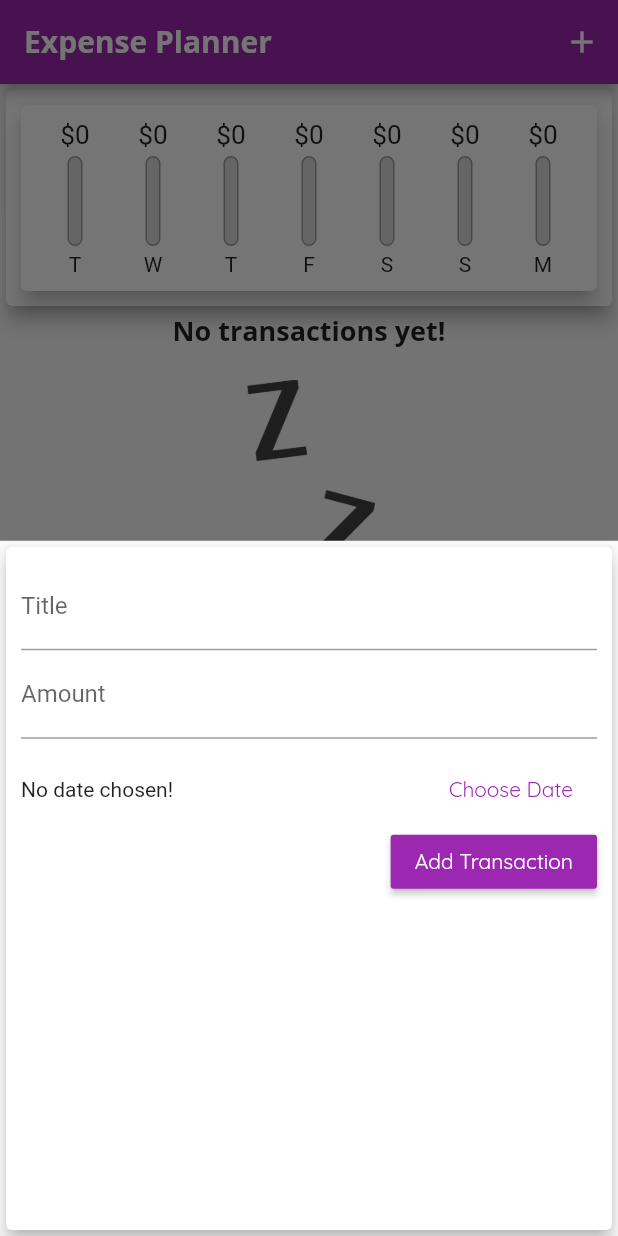
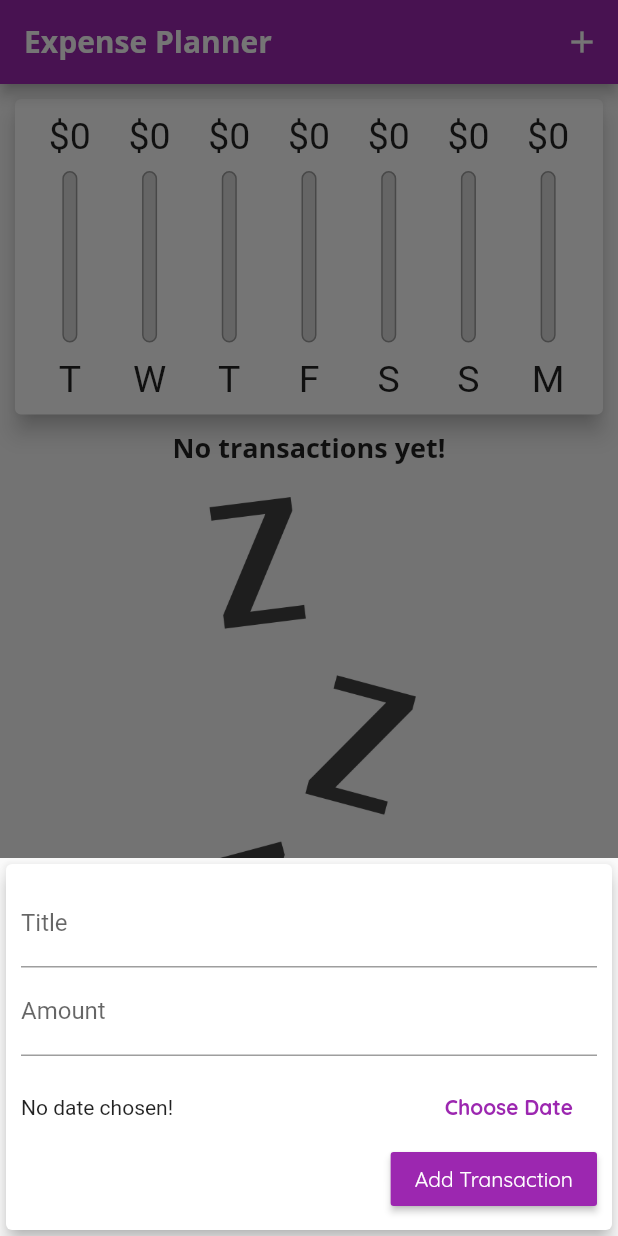
Before and after one commit to ngjunxiang/Expense_Planner_App, a Flutter app: the screen it shows after launch, after a tap on the "add" icon, on a phone screen of 412 x 824 dp. Run offline on Flutter 3.47's test engine with Material 2 defaults, Android fonts, the phone set to English and light mode, and no system bars.

Commit message:
Implemented adaptive widgets

```diff
--- a/lib/main.dart
+++ b/lib/main.dart
@@ -1,11 +1,21 @@
+import 'dart:io';
+
+import 'package:flutter/cupertino.dart';
 import 'package:flutter/material.dart';
+//import 'package:flutter/services.dart';
 
 import './widgets/transaction_list.dart';
 import './widgets/new_transaction.dart';
 import './widgets/chart.dart';
 import './models/transaction.dart';
 
-void main() => runApp(ExpensePlannerApp());
+void main() {
+//  SystemChrome.setPreferredOrientations([
+//    DeviceOrientation.portraitUp,
+//    DeviceOrientation.portraitDown,
+//  ]);
+  runApp(ExpensePlannerApp());
+}
 
 class ExpensePlannerApp extends StatelessWidget {
   @override
@@ -47,20 +57,8 @@ class HomePage extends StatefulWidget {
 }
 
 class _HomePageState extends State<HomePage> {
-  final List<Transaction> _userTransactionsList = [
-//    Transaction(
-//      id: 't1',
-//      title: 'New shoes',
-//      amount: 52.99,
-//      date: DateTime.now(),
-//    ),
-//    Transaction(
-//      id: 't2',
-//      title: 'Groceries',
-//      amount: 31.11,
-//      date: DateTime.now(),
-//    ),
-  ];
+  final List<Transaction> _userTransactionsList = [];
+  bool _showChart = false;
 
   void _addNewTransaction(String transactionTitle, double transactionAmount,
       DateTime selectedDate) {
@@ -106,8 +104,24 @@ class _HomePageState extends State<HomePage> {
 
   @override
   Widget build(BuildContext context) {
-    return Scaffold(
-      appBar: AppBar(
+    final mediaQuery = MediaQuery.of(context);
+    final isLandscape = mediaQuery.orientation == Orientation.landscape;
+    final PreferredSizeWidget appBar = Platform.isIOS
+        ? CupertinoNavigationBar(
+            middle: Text(
+              'Expense Planner',
+            ),
+            trailing: Row(
+              mainAxisSize: MainAxisSize.min,
+              children: <Widget>[
+                GestureDetector(
+                  child: Icon(CupertinoIcons.add),
+                  onTap: () => _startAddNewTransaction(context),
+                )
+              ],
+            ),
+          )
+        : AppBar(
             title: Text(
               'Expense Planner',
             ),
@@ -117,25 +131,77 @@ class _HomePageState extends State<HomePage> {
                 onPressed: () => _startAddNewTransaction(context),
               )
             ],
-      ),
-      body: SingleChildScrollView(
+          );
+    final transactionListWidget = Container(
+      height: (mediaQuery.size.height -
+              appBar.preferredSize.height -
+              mediaQuery.padding.top) *
+          0.7,
+      child: TransactionList(_userTransactionsList, _deleteTransaction),
+    );
+
+    final pageBody = SafeArea(
+      child: SingleChildScrollView(
         child: Column(
 //        mainAxisAlignment: MainAxisAlignment.spaceAround,
           crossAxisAlignment: CrossAxisAlignment.stretch,
           children: <Widget>[
-            Card(
-              child: Container(
-                width: double.infinity,
+            if (isLandscape)
+              Row(
+                mainAxisAlignment: MainAxisAlignment.center,
+                children: <Widget>[
+                  Text(
+                    'Show Chart',
+                    style: Theme.of(context).textTheme.title,
+                  ),
+                  Switch.adaptive(
+                    activeColor: Theme.of(context).accentColor,
+                    value: _showChart,
+                    onChanged: (val) {
+                      setState(() {
+                        _showChart = val;
+                      });
+                    },
+                  ),
+                ],
+              ),
+            if (!isLandscape)
+              Container(
+                height: (mediaQuery.size.height -
+                        appBar.preferredSize.height -
+                        mediaQuery.padding.top) *
+                    0.3,
                 child: Chart(_recentTransactions),
               ),
-              elevation: 5,
-            ),
-            TransactionList(_userTransactionsList, _deleteTransaction),
+            if (!isLandscape) transactionListWidget,
+            if (isLandscape)
+              _showChart
+                  ? Container(
+                      height: (mediaQuery.size.height -
+                              appBar.preferredSize.height -
+                              mediaQuery.padding.top) *
+                          0.7,
+                      child: Chart(_recentTransactions),
+                    )
+                  : transactionListWidget
           ],
         ),
       ),
-      floatingActionButtonLocation: FloatingActionButtonLocation.centerFloat,
-      floatingActionButton: FloatingActionButton(
+    );
+
+    return Platform.isIOS
+        ? CupertinoPageScaffold(
+            child: pageBody,
+            navigationBar: appBar,
+          )
+        : Scaffold(
+            appBar: appBar,
+            body: pageBody,
+            floatingActionButtonLocation:
+                FloatingActionButtonLocation.centerFloat,
+            floatingActionButton: Platform.isIOS
+                ? Container()
+                : FloatingActionButton(
                     child: Icon(Icons.add),
                     onPressed: () => _startAddNewTransaction(context),
                   ),
--- /dev/null
+++ b/lib/widgets/adaptive_flat_button.dart
@@ -0,0 +1,31 @@
+import 'dart:io';
+
+import 'package:flutter/cupertino.dart';
+import 'package:flutter/material.dart';
+
+class AdaptiveFlatButton extends StatelessWidget {
+  final String text;
+  final Function handler;
+
+  AdaptiveFlatButton(this.text, this.handler);
+
+  @override
+  Widget build(BuildContext context) {
+    return Platform.isIOS
+        ? CupertinoButton(
+            child: Text(
+              'Choose Date',
+              style: TextStyle(fontWeight: FontWeight.bold),
+            ),
+            onPressed: handler,
+          )
+        : FlatButton(
+            textColor: Theme.of(context).primaryColor,
+            child: Text(
+              'Choose Date',
+              style: TextStyle(fontWeight: FontWeight.bold),
+            ),
+            onPressed: handler,
+          );
+  }
+}
--- a/lib/widgets/chart_bar.dart
+++ b/lib/widgets/chart_bar.dart
@@ -9,19 +9,21 @@ class ChartBar extends StatelessWidget {
 
   @override
   Widget build(BuildContext context) {
+    return LayoutBuilder(
+      builder: (ctx, constraints) {
         return Column(
           children: <Widget>[
             Container(
-          height: 20,
+              height: constraints.maxHeight * 0.15,
               child: FittedBox(
                 child: Text('\$${spendingAmount.toStringAsFixed(0)}'),
               ),
             ),
             SizedBox(
-          height: 4,
+              height: constraints.maxHeight * 0.05,
             ),
             Container(
-          height: 60,
+              height: constraints.maxHeight * 0.6,
               width: 10,
               child: Stack(
                 children: <Widget>[
@@ -45,10 +47,17 @@ class ChartBar extends StatelessWidget {
               ),
             ),
             SizedBox(
-          height: 4,
+              height: constraints.maxHeight * 0.05,
             ),
-        Text(label),
+            Container(
+              height: constraints.maxHeight * 0.15,
+              child: FittedBox(
+                child: Text(label),
+              ),
+            ),
           ],
+        );
+      },
     );
   }
 }
--- a/lib/widgets/new_transaction.dart
+++ b/lib/widgets/new_transaction.dart
@@ -1,5 +1,8 @@
+import 'package:flutter/cupertino.dart';
 import 'package:flutter/material.dart';
 import 'package:intl/intl.dart';
+
+import './adaptive_flat_button.dart';
 
 class NewTransaction extends StatefulWidget {
   final Function addTransactionHandler;
@@ -27,11 +30,7 @@ class _NewTransactionState extends State<NewTransaction> {
       return;
     }
 
-    widget.addTransactionHandler(
-      inputTitle,
-      inputAmount,
-      _selectedDate
-    );
+    widget.addTransactionHandler(inputTitle, inputAmount, _selectedDate);
 
     Navigator.of(context).pop();
   }
@@ -54,10 +53,16 @@ class _NewTransactionState extends State<NewTransaction> {
 
   @override
   Widget build(BuildContext context) {
-    return Card(
+    return SingleChildScrollView(
+      child: Card(
         elevation: 5,
         child: Container(
-        padding: EdgeInsets.all(10),
+          padding: EdgeInsets.only(
+            top: 10,
+            left: 10,
+            right: 10,
+            bottom: MediaQuery.of(context).viewInsets.bottom + 10,
+          ),
           child: Column(
             crossAxisAlignment: CrossAxisAlignment.end,
             children: <Widget>[
@@ -81,11 +86,7 @@ class _NewTransactionState extends State<NewTransaction> {
                           ? 'No date chosen!'
                           : 'Selected Date: ${DateFormat.yMd().format(_selectedDate)}'),
                     ),
-                  FlatButton(
-                    textColor: Theme.of(context).primaryColor,
-                    child: Text('Choose Date'),
-                    onPressed: _showDatePicker,
-                  ),
+                    AdaptiveFlatButton('Choose Date', _showDatePicker),
                   ],
                 ),
               ),
@@ -98,6 +99,7 @@ class _NewTransactionState extends State<NewTransaction> {
             ],
           ),
         ),
+      ),
     );
   }
 }
--- a/lib/widgets/transaction_list.dart
+++ b/lib/widgets/transaction_list.dart
@@ -11,10 +11,10 @@ class TransactionList extends StatelessWidget {
 
   @override
   Widget build(BuildContext context) {
-    return Container(
-      height: 450,
-      child: transactionsList.isEmpty
-          ? Column(
+    return transactionsList.isEmpty
+        ? LayoutBuilder(
+            builder: (ctx, constraints) {
+              return Column(
                 children: <Widget>[
                   Text(
                     'No transactions yet!',
@@ -24,13 +24,15 @@ class TransactionList extends StatelessWidget {
                     height: 20,
                   ),
                   Container(
-                  height: 200,
+                    height: constraints.maxHeight * 0.6,
                     child: Image.asset(
                       'assets/images/waiting.png',
                       fit: BoxFit.cover,
                     ),
                   ),
                 ],
+              );
+            },
           )
         : ListView.builder(
             itemBuilder: (ctx, index) {
@@ -58,10 +60,19 @@ class TransactionList extends StatelessWidget {
                   subtitle: Text(
                     DateFormat.yMMMd().format(transactionsList[index].date),
                   ),
-                    trailing: IconButton(
+                  trailing: MediaQuery.of(context).size.width > 460
+                      ? FlatButton.icon(
+                          label: Text('Delete'),
+                          icon: Icon(Icons.delete),
+                          textColor: Theme.of(context).errorColor,
+                          onPressed: () =>
+                              deleteHandler(transactionsList[index].id),
+                        )
+                      : IconButton(
                           icon: Icon(Icons.delete),
                           color: Theme.of(context).errorColor,
-                      onPressed: () => deleteHandler(transactionsList[index].id),
+                          onPressed: () =>
+                              deleteHandler(transactionsList[index].id),
                         ),
                 ),
               );
@@ -110,7 +121,6 @@ class TransactionList extends StatelessWidget {
 //                );
             },
             itemCount: transactionsList.length,
-            ),
           );
   }
 }
--- a/pubspec.yaml
+++ b/pubspec.yaml
@@ -14,7 +14,7 @@ description: A new Flutter project.
 version: 1.0.0+1
 
 environment:
-  sdk: ">=2.1.0 <3.0.0"
+  sdk: ">=2.2.2 <3.0.0"
 
 dependencies:
   flutter:
```
Lines whose indentation alone changed are shown as unchanged.
